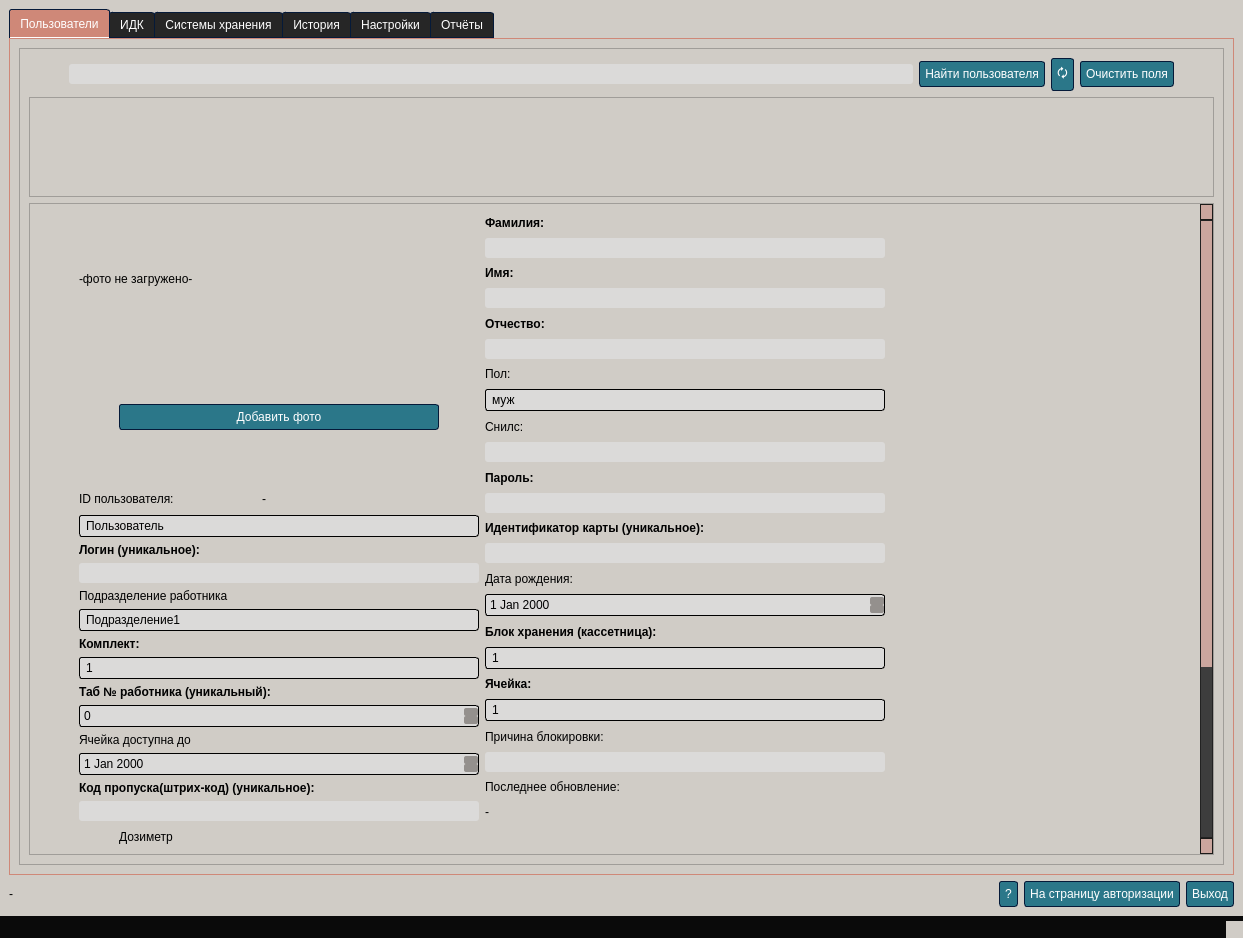
This is src/ui/mainwindow.ui in sophiabob/qt-kdd as Qt 5 draws it before an edit. The edited form follows.
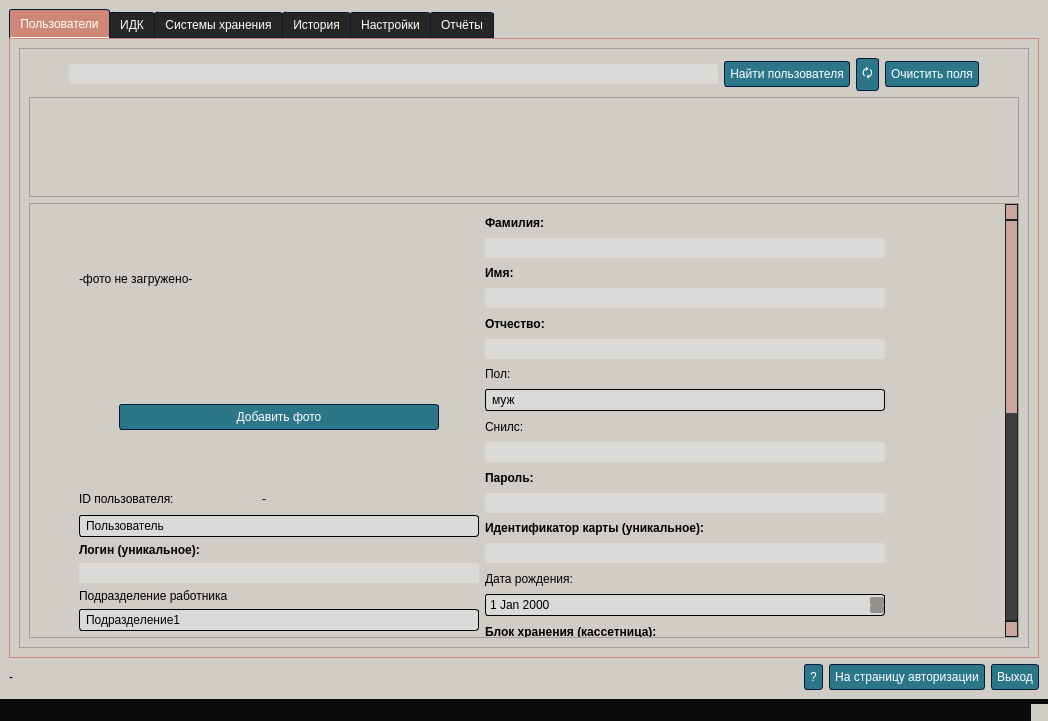
This is the edited form. The open tabs and pages were chosen to show the change. Icons and pictures are not drawn.

The edit to the form file:
```diff
--- a/src/ui/mainwindow.ui
+++ b/src/ui/mainwindow.ui
@@ -6,8 +6,8 @@
    <rect>
     <x>0</x>
     <y>0</y>
-    <width>1243</width>
-    <height>938</height>
+    <width>1005</width>
+    <height>721</height>
    </rect>
   </property>
   <property name="minimumSize">
@@ -1234,8 +1234,8 @@
               <rect>
                <x>0</x>
                <y>0</y>
-               <width>1203</width>
-               <height>791</height>
+               <width>965</width>
+               <height>574</height>
               </rect>
              </property>
              <layout class="QGridLayout" name="gridLayout_32">
@@ -1320,7 +1320,7 @@
                    <property name="geometry">
                     <rect>
                      <x>0</x>
-                     <y>0</y>
+                     <y>-488</y>
                      <width>904</width>
                      <height>896</height>
                     </rect>
@@ -2053,7 +2053,7 @@
                     <rect>
                      <x>0</x>
                      <y>0</y>
-                     <width>1181</width>
+                     <width>943</width>
                      <height>98</height>
                     </rect>
                    </property>
```
Left out of the diff: 28 changed lines with no effect on the pictures.
